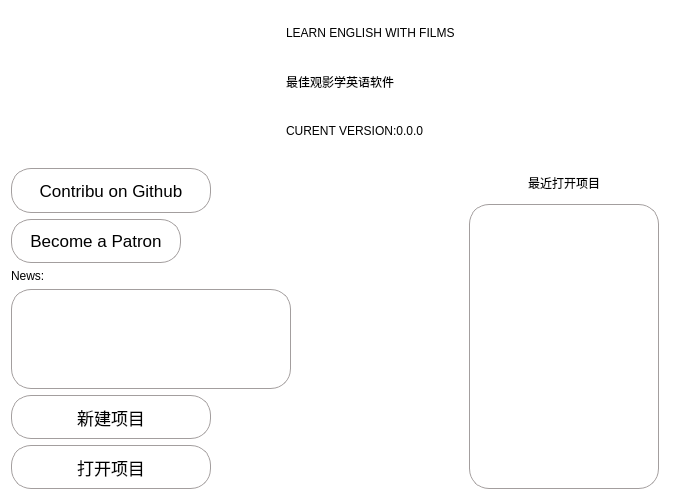
Before: the Qt Designer form src/welcomepage.ui in yurui105/learnEnglishWithFilms, drawn with Qt 5.
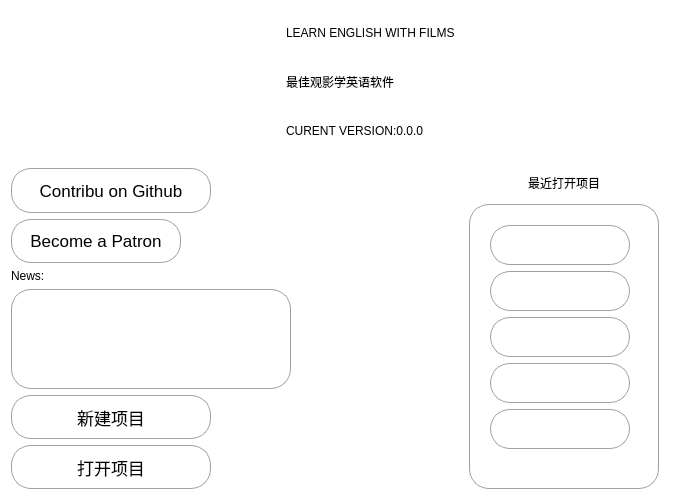
After: the same form once the commit is applied. Icons and pictures are not drawn.

```diff
--- a/src/welcomepage.ui
+++ b/src/welcomepage.ui
@@ -429,6 +429,241 @@
            <property name="alignment">
             <set>Qt::AlignCenter</set>
            </property>
+           <widget class="QPushButton" name="recent2">
+            <property name="geometry">
+             <rect>
+              <x>21</x>
+              <y>67</y>
+              <width>200</width>
+              <height>40</height>
+             </rect>
+            </property>
+            <property name="minimumSize">
+             <size>
+              <width>200</width>
+              <height>40</height>
+             </size>
+            </property>
+            <property name="maximumSize">
+             <size>
+              <width>200</width>
+              <height>80</height>
+             </size>
+            </property>
+            <property name="styleSheet">
+             <string notr="true">QPushButton {
+    font-family: &quot;楷体&quot;;
+    font-size: 17px;
+    color: #000000;
+
+    border-style: solid;
+    border-width: 1px;
+    border-color: #a39e9e;
+    border-radius: 20px;
+
+    background-color: #ffffff;
+}
+QPushButton:hover{
+	color: #ffffff;
+    background-color: #005792;
+}
+QPushButton:pressed{
+	color: #ffffff;
+    background-color: #13334c;
+}</string>
+            </property>
+            <property name="text">
+             <string/>
+            </property>
+           </widget>
+           <widget class="QPushButton" name="recent1">
+            <property name="geometry">
+             <rect>
+              <x>21</x>
+              <y>21</y>
+              <width>200</width>
+              <height>40</height>
+             </rect>
+            </property>
+            <property name="minimumSize">
+             <size>
+              <width>200</width>
+              <height>40</height>
+             </size>
+            </property>
+            <property name="maximumSize">
+             <size>
+              <width>200</width>
+              <height>80</height>
+             </size>
+            </property>
+            <property name="styleSheet">
+             <string notr="true">QPushButton {
+    font-family: &quot;楷体&quot;;
+    font-size: 17px;
+    color: #000000;
+
+    border-style: solid;
+    border-width: 1px;
+    border-color: #a39e9e;
+    border-radius: 20px;
+
+    background-color: #ffffff;
+}
+QPushButton:hover{
+	color: #ffffff;
+    background-color: #005792;
+}
+QPushButton:pressed{
+	color: #ffffff;
+    background-color: #13334c;
+}</string>
+            </property>
+            <property name="text">
+             <string/>
+            </property>
+           </widget>
+           <widget class="QPushButton" name="recent3">
+            <property name="geometry">
+             <rect>
+              <x>21</x>
+              <y>113</y>
+              <width>200</width>
+              <height>40</height>
+             </rect>
+            </property>
+            <property name="minimumSize">
+             <size>
+              <width>200</width>
+              <height>40</height>
+             </size>
+            </property>
+            <property name="maximumSize">
+             <size>
+              <width>200</width>
+              <height>80</height>
+             </size>
+            </property>
+            <property name="styleSheet">
+             <string notr="true">QPushButton {
+    font-family: &quot;楷体&quot;;
+    font-size: 17px;
+    color: #000000;
+
+    border-style: solid;
+    border-width: 1px;
+    border-color: #a39e9e;
+    border-radius: 20px;
+
+    background-color: #ffffff;
+}
+QPushButton:hover{
+	color: #ffffff;
+    background-color: #005792;
+}
+QPushButton:pressed{
+	color: #ffffff;
+    background-color: #13334c;
+}</string>
+            </property>
+            <property name="text">
+             <string/>
+            </property>
+           </widget>
+           <widget class="QPushButton" name="recent4">
+            <property name="geometry">
+             <rect>
+              <x>21</x>
+              <y>159</y>
+              <width>200</width>
+              <height>40</height>
+             </rect>
+            </property>
+            <property name="minimumSize">
+             <size>
+              <width>200</width>
+              <height>40</height>
+             </size>
+            </property>
+            <property name="maximumSize">
+             <size>
+              <width>200</width>
+              <height>80</height>
+             </size>
+            </property>
+            <property name="styleSheet">
+             <string notr="true">QPushButton {
+    font-family: &quot;楷体&quot;;
+    font-size: 17px;
+    color: #000000;
+
+    border-style: solid;
+    border-width: 1px;
+    border-color: #a39e9e;
+    border-radius: 20px;
+
+    background-color: #ffffff;
+}
+QPushButton:hover{
+	color: #ffffff;
+    background-color: #005792;
+}
+QPushButton:pressed{
+	color: #ffffff;
+    background-color: #13334c;
+}</string>
+            </property>
+            <property name="text">
+             <string/>
+            </property>
+           </widget>
+           <widget class="QPushButton" name="recent5">
+            <property name="geometry">
+             <rect>
+              <x>21</x>
+              <y>205</y>
+              <width>200</width>
+              <height>40</height>
+             </rect>
+            </property>
+            <property name="minimumSize">
+             <size>
+              <width>200</width>
+              <height>40</height>
+             </size>
+            </property>
+            <property name="maximumSize">
+             <size>
+              <width>200</width>
+              <height>80</height>
+             </size>
+            </property>
+            <property name="styleSheet">
+             <string notr="true">QPushButton {
+    font-family: &quot;楷体&quot;;
+    font-size: 17px;
+    color: #000000;
+
+    border-style: solid;
+    border-width: 1px;
+    border-color: #a39e9e;
+    border-radius: 20px;
+
+    background-color: #ffffff;
+}
+QPushButton:hover{
+	color: #ffffff;
+    background-color: #005792;
+}
+QPushButton:pressed{
+	color: #ffffff;
+    background-color: #13334c;
+}</string>
+            </property>
+            <property name="text">
+             <string/>
+            </property>
+           </widget>
           </widget>
          </item>
         </layout>
```
